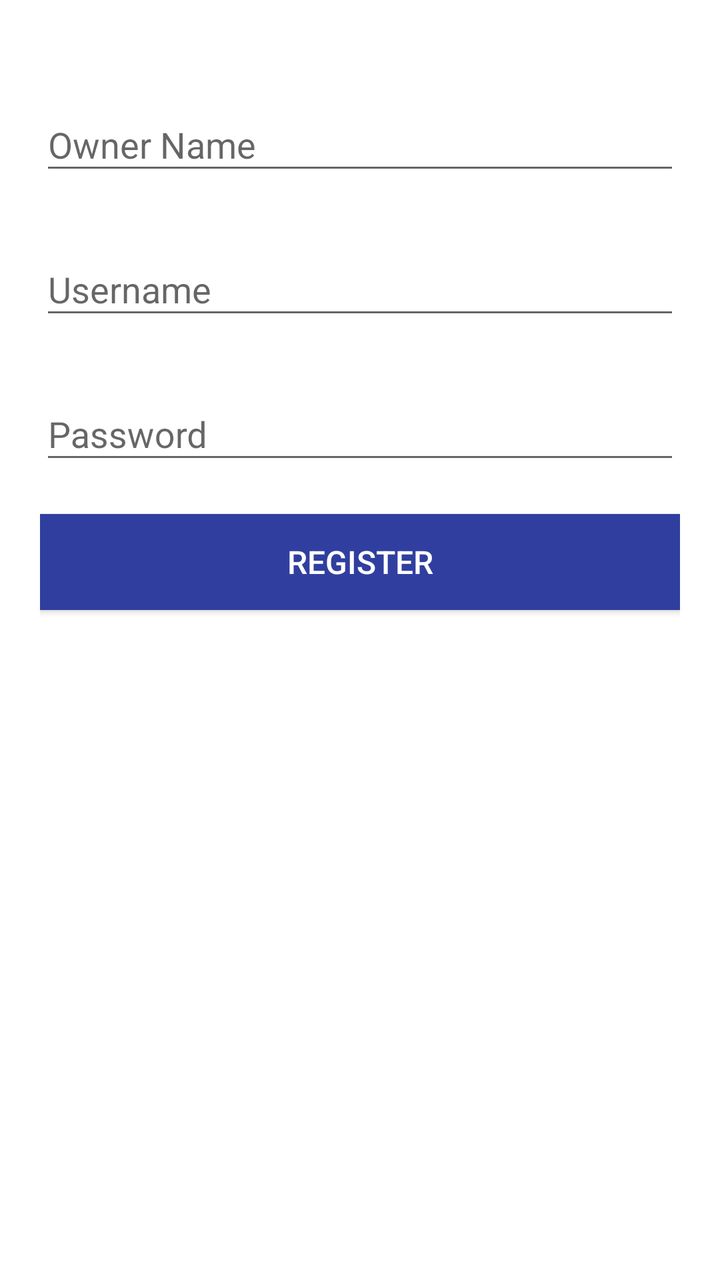
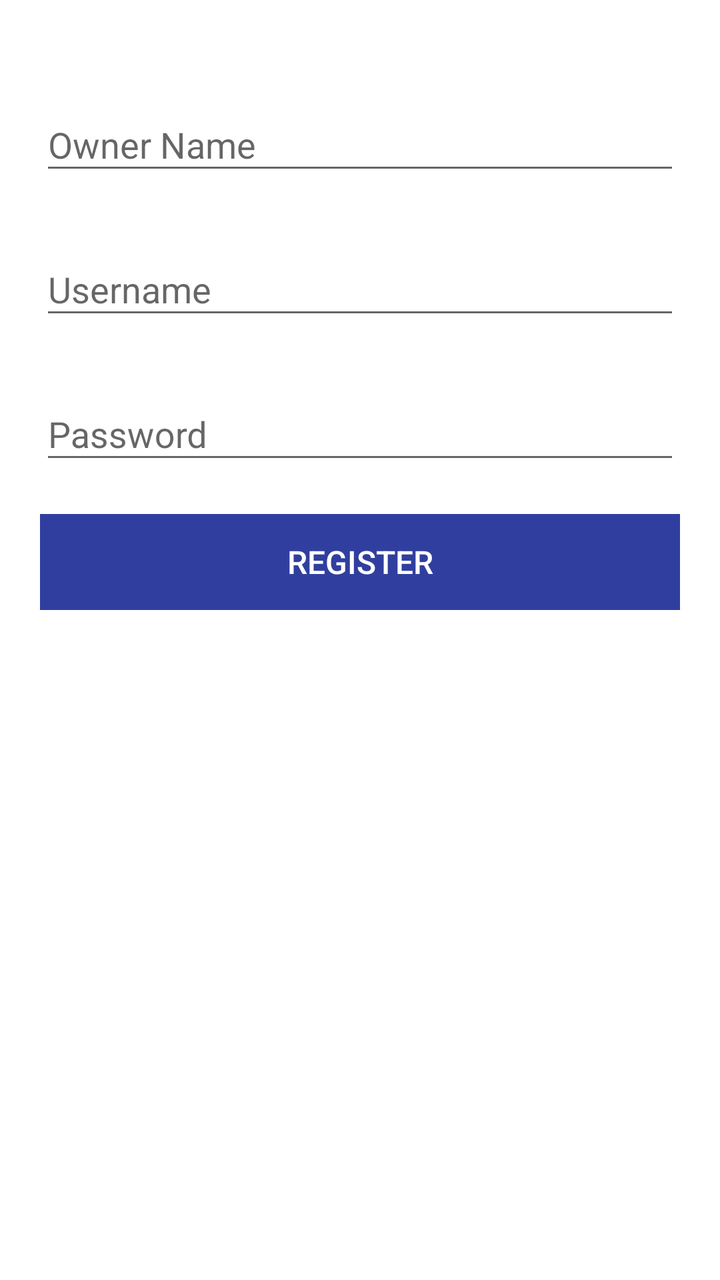

Screens rendered from an Android XML layout before and after an edit, with the pre-edit source and the edit as a unified diff.
<!-- AndroidManifest.xml: application theme AppTheme -->
<!-- res/layout/activity_register.xml -->
<?xml version="1.0" encoding="utf-8"?>
<LinearLayout xmlns:android="http://schemas.android.com/apk/res/android"
    xmlns:tools="http://schemas.android.com/tools"
    android:layout_width="match_parent"
    android:layout_height="match_parent"
    android:background="@android:color/white"
    android:orientation="vertical"
    tools:context=".RegisterActivity">
    <LinearLayout
        android:layout_width="match_parent"
        android:layout_height="match_parent"
        android:orientation="vertical"
        android:padding="20dp">
        <android.support.design.widget.TextInputLayout
            android:layout_marginTop="20dp"
            android:id="@+id/storeOwnerNameWrapper"
            android:layout_width="match_parent"
            android:layout_height="wrap_content">
            <EditText
                android:id="@+id/edStoreOwnerName"
                android:hint="@string/store_owner_name"
                android:layout_width="match_parent"
                android:layout_height="wrap_content"
                android:maxLines="1"
                android:inputType="text"
                />
        </android.support.design.widget.TextInputLayout>
        <android.support.design.widget.TextInputLayout
            android:layout_marginTop="20dp"
            android:id="@+id/usernameWrapper"
            android:layout_width="match_parent"
            android:layout_height="wrap_content">
            <EditText
                android:id="@+id/edUsername"
                android:hint="@string/username"
                android:layout_width="match_parent"
                android:layout_height="wrap_content"
                android:maxLines="1"
                android:inputType="text"
                />
        </android.support.design.widget.TextInputLayout>
        <android.support.design.widget.TextInputLayout
            android:layout_marginTop="20dp"
            android:id="@+id/passwordWrapper"
            android:layout_width="match_parent"
            android:layout_height="wrap_content">
            <EditText
                android:id="@+id/edPassword"
                android:hint="@string/password"
                android:layout_width="match_parent"
                android:layout_height="wrap_content"
                android:maxLines="1"
                android:inputType="textPassword"
                />
        </android.support.design.widget.TextInputLayout>
        <Button
            android:layout_marginTop="20dp"
            android:id="@+id/btnRegister"
            android:text="@string/register"
            android:textColor="@android:color/white"
            android:textSize="16sp"
            android:background="@drawable/btn_default"
            android:layout_width="match_parent"
            android:layout_height="wrap_content"/>
        <ProgressBar
            android:id="@+id/progressBar"
            android:layout_width="match_parent"
            android:layout_height="wrap_content"
            android:indeterminate="true"
            style="@style/Widget.AppCompat.ProgressBar.Horizontal"
            android:visibility="gone"/>
    </LinearLayout>

</LinearLayout>
<!-- resources referenced by this layout -->
<resources>
  <!-- drawable btn_default (drawable) -->
  <?xml version="1.0" encoding="utf-8"?>
  <selector xmlns:android="http://schemas.android.com/apk/res/android">
      <item android:state_pressed="false">
          <layer-list>
              <item>
                  <shape android:shape="rectangle">
                      <solid android:color="@color/colorPrimary" />
                  </shape>
              </item>
          </layer-list>
      </item>
      <item android:state_pressed="true">
          <shape android:bottom="0dp"
              android:left="1dp"
              android:right="0dp"
              android:shape="rectangle"
              android:top="1dp">
              <solid android:color="@color/colorAccent" />
          </shape>
      </item>
  </selector>
  <string name="password">Password</string>
  <string name="register">Register</string>
  <string name="store_owner_name">Owner Name</string>
  <string name="username">Username</string>
  <style name="AppTheme" parent="Theme.AppCompat.Light.DarkActionBar">
  
          <item name="colorPrimary">@color/colorPrimary</item>
          <item name="colorPrimaryDark">@color/colorPrimaryDark</item>
          <item name="colorAccent">@color/colorAccent</item>
      </style>
  <color name="colorPrimary">#303f9f</color>
  <color name="colorAccent">#45cafc</color>
  <color name="colorPrimaryDark">#303f9f</color>
</resources>

<!-- the commit's change to res/layout/activity_register.xml (unified diff, before → after) -->
@@ -31,7 +31,7 @@
             android:layout_width="match_parent"
             android:layout_height="wrap_content">
             <EditText
-                android:id="@+id/edUsername"
+                android:id="@+id/ed_username"
                 android:hint="@string/username"
                 android:layout_width="match_parent"
                 android:layout_height="wrap_content"
@@ -41,11 +41,11 @@
         </android.support.design.widget.TextInputLayout>
         <android.support.design.widget.TextInputLayout
             android:layout_marginTop="20dp"
-            android:id="@+id/passwordWrapper"
+            android:id="@+id/password_wrapper"
             android:layout_width="match_parent"
             android:layout_height="wrap_content">
             <EditText
-                android:id="@+id/edPassword"
+                android:id="@+id/ed_password"
                 android:hint="@string/password"
                 android:layout_width="match_parent"
                 android:layout_height="wrap_content"
@@ -56,6 +56,7 @@
         <Button
             android:layout_marginTop="20dp"
             android:id="@+id/btnRegister"
+            android:enabled="false"
             android:text="@string/register"
             android:textColor="@android:color/white"
             android:textSize="16sp"
@@ -63,7 +64,7 @@
             android:layout_width="match_parent"
             android:layout_height="wrap_content"/>
         <ProgressBar
-            android:id="@+id/progressBar"
+            android:id="@+id/progress_bar"
             android:layout_width="match_parent"
             android:layout_height="wrap_content"
             android:indeterminate="true"
